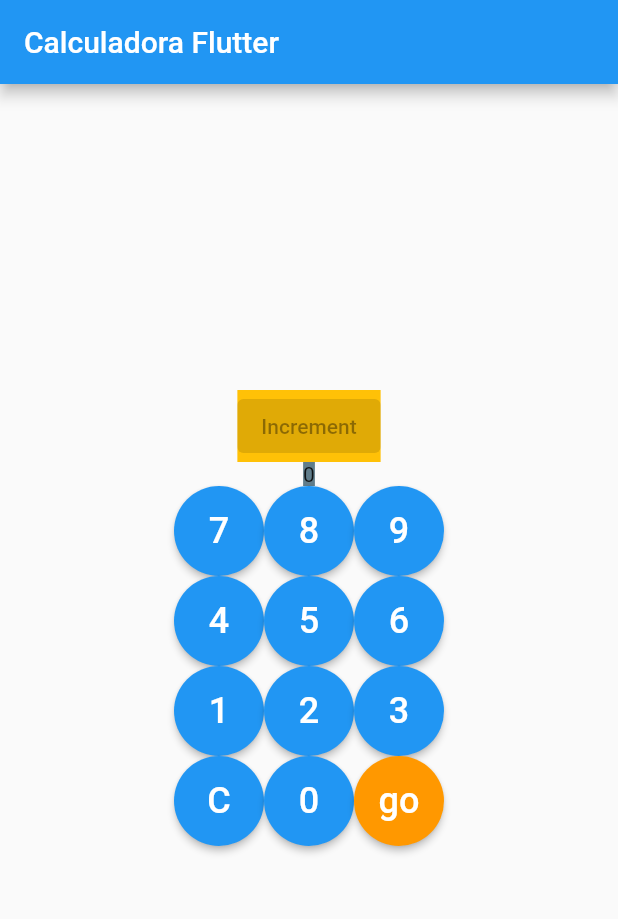
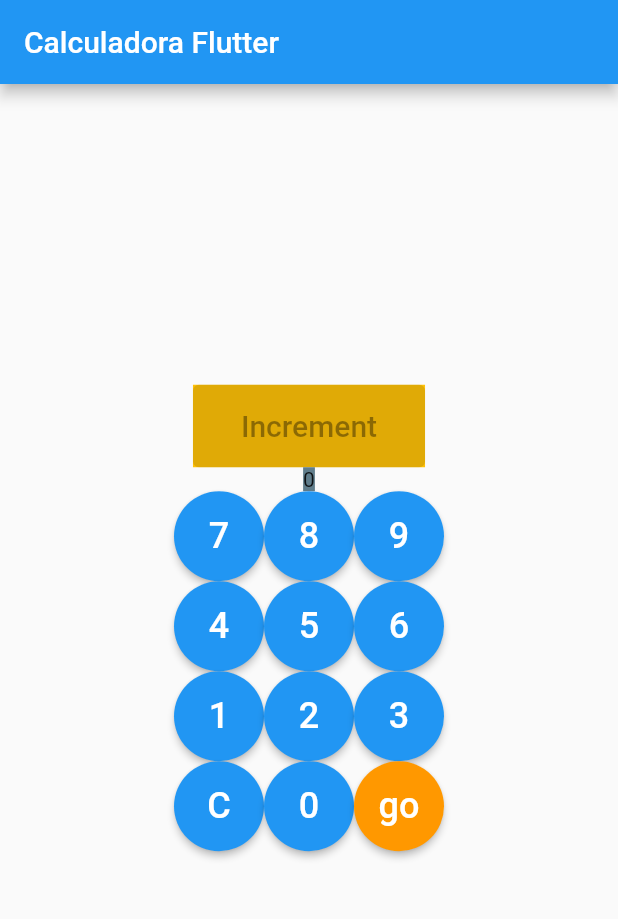
Before and after one commit to miguelvh-coder/app_oper, a Flutter app: the screen it shows after launch, on a phone screen of 412 x 824 dp, the part 84-1003 px from its top. Run offline on Flutter 3.47's test engine with Material 2 defaults, Android fonts, the phone set to English and light mode, and no system bars; our stand-ins replace get, loggy; accounts and stored records are empty.

Commit message:
Update operacion.dart

```diff
--- a/lib/ui/widgets/operacion.dart
+++ b/lib/ui/widgets/operacion.dart
@@ -3,21 +3,33 @@ import 'package:get/get.dart';
 
 import '../controllers/dificultad.dart';
 
-
 class operacion extends StatelessWidget {
-  const operacion({super.key,});
+  const operacion({
+    super.key,
+  });
 
   @override
   Widget build(BuildContext context) {
     dificultad controller = Get.find();
 
-
     return Container(
       color: Colors.amber,
       child: const Column(
-        mainAxisAlignment: MainAxisAlignment.center,
+        mainAxisAlignment: MainAxisAlignment
+            .start, // Cambiamos de MainAxisAlignment.center a MainAxisAlignment.start
         children: [
-          ElevatedButton(onPressed: null, child: Text('Increment'))
+          ElevatedButton(
+            onPressed:
+                null, // Cambia null por la función que debe ejecutarse cuando se presione el botón
+            child: Padding(
+              padding: EdgeInsets.all(16.0), // Ajusta el espacio alrededor del botón
+              child: Text(
+                'Increment',
+                style: TextStyle(
+                    fontSize: 20.0), // Ajusta el tamaño de la fuente del texto
+              ),
+            ),
+          ),
         ],
       ),
     );
```
